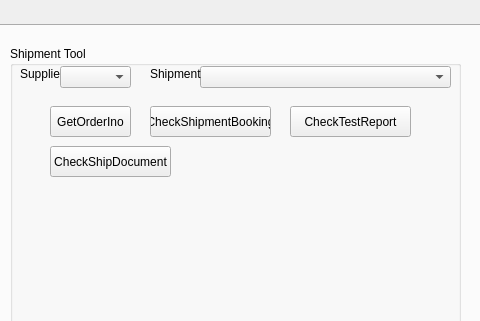
This is TISDesk/TIS_mainwindow.ui in GdRaymond/TISProduction as Qt 5 draws it before an edit; both pictures show x 612 to 1092 and y 0 to 321 of the 1364 by 695 pixel window. The edited form follows.
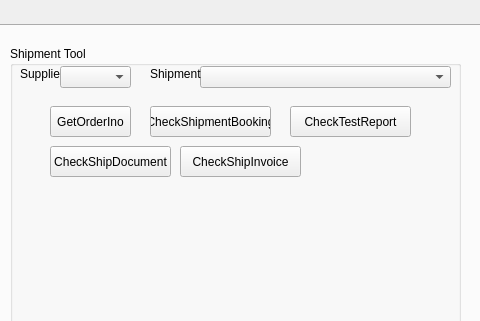
This is the edited form. Icons and pictures are not drawn.

Patch:
```diff
--- a/TISDesk/TIS_mainwindow.ui
+++ b/TISDesk/TIS_mainwindow.ui
@@ -860,6 +860,22 @@
         <string>CheckShipDocument</string>
        </property>
       </widget>
+      <widget class="QPushButton" name="btn_shipmenttool_checkinvoice">
+       <property name="geometry">
+        <rect>
+         <x>170</x>
+         <y>100</y>
+         <width>121</width>
+         <height>31</height>
+        </rect>
+       </property>
+       <property name="toolTip">
+        <string>Compare the booking spreadsheet with shipment order, copy difference to clipboard for email</string>
+       </property>
+       <property name="text">
+        <string>CheckShipInvoice</string>
+       </property>
+      </widget>
      </widget>
     </widget>
    </widget>
```
